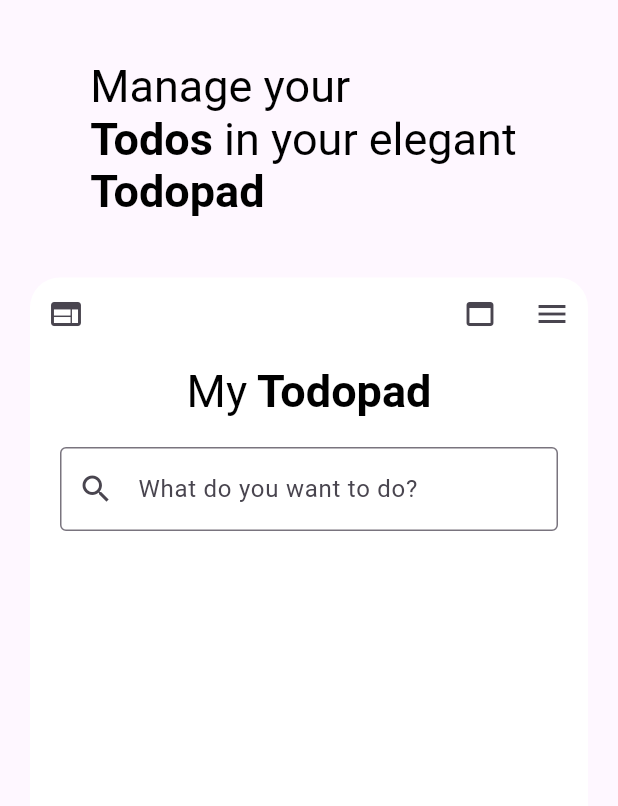
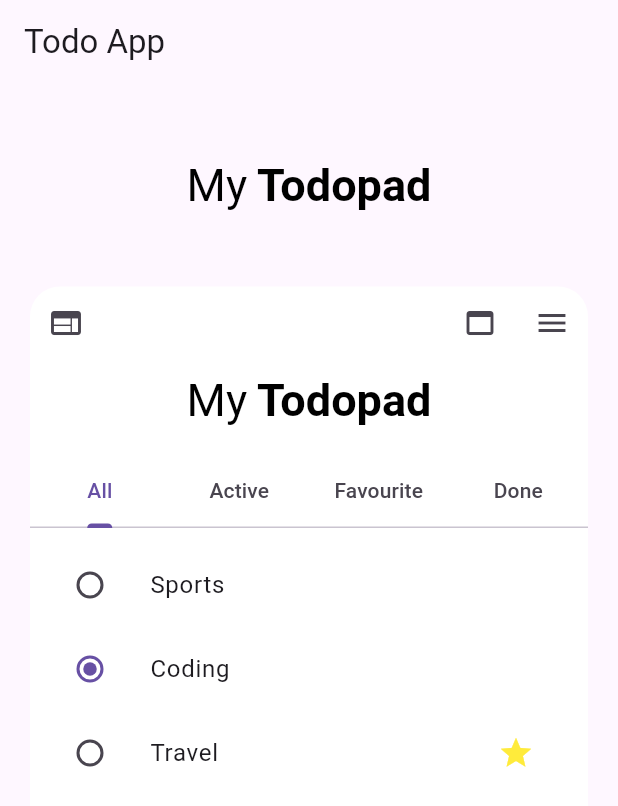
Before and after one commit to rajkc123/todoapp, a Flutter app: the screen it shows after launch, on a phone screen of 412 x 824 dp. Shown: the top 806 px of the screen. Run offline on Flutter 3.47's test engine with Material 3 defaults, Android fonts, the phone set to English and light mode, and no system bars; our stand-ins replace flutter_riverpod.

Commit message:
todo app

```diff
--- a/lib/app/app.dart
+++ b/lib/app/app.dart
@@ -1,14 +1,14 @@
 import 'package:flutter/material.dart';
+import 'package:flutter_riverpod/flutter_riverpod.dart';
+import '../screen/todo_screen.dart';
 
-import 'package:todo_app/screen/todo_screen.dart';
-
-class App extends StatelessWidget {
-  const App({super.key});
+class MyApp extends StatelessWidget {
+  const MyApp({super.key});
 
   @override
   Widget build(BuildContext context) {
     return MaterialApp(
-      title: 'Riverpod State Management',
+      title: 'Todo App',
       theme: ThemeData(
         primarySwatch: Colors.blue,
       ),
--- a/lib/controller/todo_controller.dart
+++ b/lib/controller/todo_controller.dart
@@ -1,19 +1,14 @@
 import 'package:flutter_riverpod/flutter_riverpod.dart';
 
-class Todo {
-  final String title;
-  final bool isCompleted;
-  final bool isPinned;
-
-  Todo({
-    required this.title,
-    this.isCompleted = false,
-    this.isPinned = false,
-  });
-}
+import '../model/todo_model.dart';
 
 class TodoNotifier extends StateNotifier<List<Todo>> {
-  TodoNotifier() : super([]);
+  TodoNotifier()
+      : super([
+          Todo(title: 'Sports'),
+          Todo(title: 'Coding', isCompleted: true),
+          Todo(title: 'Travel', isPinned: true),
+        ]);
 
   void addTodo(Todo todo) {
     state = [...state, todo];
@@ -22,28 +17,14 @@ class TodoNotifier extends StateNotifier<List<Todo>> {
   void updateTodoStatus(Todo todo, bool isCompleted) {
     state = [
       for (final t in state)
-        if (t == todo)
-          Todo(
-            title: t.title,
-            isCompleted: isCompleted,
-            isPinned: t.isPinned,
-          )
-        else
-          t,
+        if (t == todo) t.copyWith(isCompleted: isCompleted) else t,
     ];
   }
 
   void updatePinned(Todo todo) {
     state = [
       for (final t in state)
-        if (t == todo)
-          Todo(
-            title: t.title,
-            isCompleted: t.isCompleted,
-            isPinned: !t.isPinned,
-          )
-        else
-          t,
+        if (t == todo) t.copyWith(isPinned: !t.isPinned) else t,
     ];
   }
 }
--- a/lib/main.dart
+++ b/lib/main.dart
@@ -1,8 +1,11 @@
 import 'package:flutter/material.dart';
 import 'package:flutter_riverpod/flutter_riverpod.dart';
-import 'package:todo_app/app/app.dart';
+import 'app/app.dart';
 
 void main() {
-  runApp(const ProviderScope(
-    child: App()));
+  runApp(
+    const ProviderScope(
+      child: MyApp(),
+    ),
+  );
 }
--- a/lib/model/todo_model.dart
+++ b/lib/model/todo_model.dart
@@ -0,0 +1,23 @@
+class Todo {
+  final String title;
+  final bool isCompleted;
+  final bool isPinned;
+
+  Todo({
+    required this.title,
+    this.isCompleted = false,
+    this.isPinned = false,
+  });
+
+  Todo copyWith({
+    String? title,
+    bool? isCompleted,
+    bool? isPinned,
+  }) {
+    return Todo(
+      title: title ?? this.title,
+      isCompleted: isCompleted ?? this.isCompleted,
+      isPinned: isPinned ?? this.isPinned,
+    );
+  }
+}
--- a/lib/screen/todo_screen.dart
+++ b/lib/screen/todo_screen.dart
@@ -1,47 +1,46 @@
 import 'package:flutter/material.dart';
 import 'package:flutter_riverpod/flutter_riverpod.dart';
-
-// final remianingTodoProvider = StateProvider<int>((ref) {
-//   final todos = ref.watch(todoControllerProvider).todos;
-//   var remainingTodos = todos.where((element) => element.isCompleted).toList();
-//   return remainingTodos.length;
-// });
-
-// final allTodoProvider = StateProvider<TodoState>((ref) {
-//   final todos = ref.watch(todoControllerProvider).todos;
-//   return TodoState.initial().copyWith(todos: todos);
-// });
-
-// final pinnedTodoProvider = StateProvider<TodoState>((ref) {
-//   final todos = ref.watch(todoControllerProvider).todos;
-//   var pinnedTodos = todos.where((element) => element.isPinned).toList();
-//   return TodoState.initial().copyWith(todos: pinnedTodos);
-// });
-
-// final activeTodoProvider = StateProvider<TodoState>((ref) {
-//   final todos = ref.watch(todoControllerProvider).todos;
-//   var activeTodos = todos.where((element) => !element.isCompleted).toList();
-//   return TodoState.initial().copyWith(todos: activeTodos);
-// });
-
-// final completedTodoProvider = StateProvider<TodoState>((ref) {
-//   final todos = ref.watch(todoControllerProvider).todos;
-//   var completedTodos = todos.where((element) => element.isCompleted).toList();
-//   return TodoState.initial().copyWith(todos: completedTodos);
-// });
+import '../controller/todo_controller.dart';
+import '../model/todo_model.dart';
 
 class TodoScreen extends ConsumerStatefulWidget {
   const TodoScreen({super.key});
 
   @override
-  ConsumerState<ConsumerStatefulWidget> createState() => _TodoScreenState();
+  ConsumerState<TodoScreen> createState() => _TodoScreenState();
 }
 
-class _TodoScreenState extends ConsumerState<TodoScreen> {
+class _TodoScreenState extends ConsumerState<TodoScreen> with TickerProviderStateMixin {
+  late final TabController _tabController;
+
+  @override
+  void initState() {
+    super.initState();
+    _tabController = TabController(length: 4, vsync: this);
+  }
+
+  @override
+  void dispose() {
+    _tabController.dispose();
+    super.dispose();
+  }
+
   @override
   Widget build(BuildContext context) {
+    final todos = ref.watch(filteredTodosProvider);
+    final isLoading = ref.watch(todoControllerProvider).isEmpty;
+
+    if (isLoading) {
+      return const Center(
+        child: CircularProgressIndicator(),
+      );
+    } else {
       return Scaffold(
-      body: Column(
+        appBar: AppBar(
+          title: const Text('Todo App'),
+        ),
+        body: SizedBox.expand(
+          child: Column(
             mainAxisSize: MainAxisSize.max,
             children: [
               const SizedBox(height: 40),
@@ -63,15 +62,26 @@ class _TodoScreenState extends ConsumerState<TodoScreen> {
                         const TopRow(),
                         const Header(),
                         Padding(
-                      padding: const EdgeInsets.symmetric(
-                        horizontal: 20,
-                        vertical: 10,
+                          padding: const EdgeInsets.symmetric(vertical: 10),
+                          child: TabBar(
+                            controller: _tabController,
+                            tabs: const [
+                              Tab(text: 'All'),
+                              Tab(text: 'Active'),
+                              Tab(text: 'Favourite'),
+                              Tab(text: 'Done'),
+                            ],
+                            onTap: (index) {
+                              ref.read(todoFilterProvider.notifier).state = TodoFilter.values[index];
+                            },
                           ),
-                      child: TextFormField(
-                        decoration: const InputDecoration(
-                          prefixIcon: Icon(Icons.search),
-                          labelText: 'What do you want to do?',
-                          border: OutlineInputBorder(),
+                        ),
+                        Expanded(
+                          child: TabBarView(
+                            controller: _tabController,
+                            children: List.generate(
+                              4,
+                              (index) => TodoList(todos: todos),
                             ),
                           ),
                         ),
@@ -82,127 +92,87 @@ class _TodoScreenState extends ConsumerState<TodoScreen> {
               ),
             ],
           ),
+        ),
+      );
+    }
+  }
+}
+
+class TodoList extends ConsumerWidget {
+  final List<Todo> todos;
+
+  const TodoList({super.key, required this.todos});
+
+  @override
+  Widget build(BuildContext context, WidgetRef ref) {
+    return ListView.builder(
+      itemCount: todos.length,
+      itemBuilder: (context, index) {
+        final todo = todos[index];
+        return ListTile(
+          leading: Radio(
+            value: todo.isCompleted,
+            groupValue: true,
+            onChanged: (value) {
+              ref.read(todoControllerProvider.notifier).updateTodoStatus(todo, !todo.isCompleted);
+            },
+          ),
+          title: Text(todo.title),
+          trailing: IconButton(
+            onPressed: () {
+              ref.read(todoControllerProvider.notifier).updatePinned(todo);
+            },
+            icon: Icon(Icons.star, color: todo.isPinned ? Colors.yellow : Colors.white),
+          ),
+        );
+      },
     );
   }
 }
 
-//header widget
-
 class HeaderWidget extends StatelessWidget {
-  const HeaderWidget({
-    super.key,
-  });
-
-  @override
-  Widget build(BuildContext context) {
-    return RichText(
-      text: const TextSpan(
-        text: 'Manage your \n',
-        style: TextStyle(fontSize: 30, color: Colors.black),
-        children: [
-          TextSpan(
-            text: 'Todos',
-            style: TextStyle(
-              fontSize: 30,
-              fontWeight: FontWeight.bold,
-            ),
-          ),
-          TextSpan(
-            text: ' in your elegant \n',
-            style: TextStyle(
-              fontSize: 30,
-            ),
-          ),
-          TextSpan(
-            text: 'Todopad',
-            style: TextStyle(
-              fontSize: 30,
-              fontWeight: FontWeight.bold,
-            ),
-          ),
-        ],
-      ),
-    );
-  }
-}
-
-// class CommonTodo extends ConsumerWidget {
-//   const CommonTodo(this.todoProvider, {super.key});
-
-//   final StateProvider todoProvider;
-
-//   @override
-//   Widget build(BuildContext context, WidgetRef ref) {
-//     final todos = ref.watch(todoProvider);
-//     return ListView.separated(
-//       separatorBuilder: (context, index) => const SizedBox(height: 10),
-//       itemCount: todos.todos.length,
-//       itemBuilder: (context, index) {
-//         return Container(
-//           decoration: BoxDecoration(
-//             color: Colors.grey,
-//             borderRadius: BorderRadius.circular(8),
-//           ),
-//           height: 70,
-//           child: InkWell(
-//             onTap: () {
-//               ref
-//                   .read(todoControllerProvider.notifier)
-//                   .updateTodo(todos.todos[index]);
-//             },
-//             child: ListTile(
-//               leading: Radio(
-//                 value: todos.todos[index].isCompleted,
-//                 groupValue: true,
-//                 onChanged: (value) {},
-//               ),
-//               title: Text(todos.todos[index].title),
-//               trailing: IconButton(
-//                 onPressed: () {
-//                   ref
-//                       .read(todoControllerProvider.notifier)
-//                       .updatePinned(todos.todos[index]);
-//                 },
-//                 icon: Icon(Icons.star,
-//                     color: todos.todos[index].isPinned
-//                         ? Colors.yellow
-//                         : Colors.white),
-//               ),
-//             ),
-//           ),
-//         );
-//       },
-//     );
-//   }
-// }
-
-class Header extends StatelessWidget {
-  const Header({
-    super.key,
-  });
+  const HeaderWidget({super.key});
 
   @override
   Widget build(BuildContext context) {
     return Align(
       alignment: Alignment.center,
       child: Padding(
-        padding: const EdgeInsets.symmetric(
-          horizontal: 20,
-          vertical: 10,
-        ),
+        padding: const EdgeInsets.symmetric(horizontal: 20, vertical: 10),
         child: RichText(
           text: const TextSpan(
             text: 'My',
-            style: TextStyle(
-              color: Colors.black,
-              fontSize: 30,
-            ),
+            style: TextStyle(color: Colors.black, fontSize: 30),
             children: [
               TextSpan(
                 text: ' Todopad',
-                style: TextStyle(
-                  fontWeight: FontWeight.bold,
+                style: TextStyle(fontWeight: FontWeight.bold),
               ),
+            ],
+          ),
+        ),
+      ),
+    );
+  }
+}
+
+class Header extends StatelessWidget {
+  const Header({super.key});
+
+  @override
+  Widget build(BuildContext context) {
+    return Align(
+      alignment: Alignment.center,
+      child: Padding(
+        padding: const EdgeInsets.symmetric(horizontal: 20, vertical: 10),
+        child: RichText(
+          text: const TextSpan(
+            text: 'My',
+            style: TextStyle(color: Colors.black, fontSize: 30),
+            children: [
+              TextSpan(
+                text: ' Todopad',
+                style: TextStyle(fontWeight: FontWeight.bold),
               ),
             ],
           ),
@@ -213,9 +183,7 @@ class Header extends StatelessWidget {
 }
 
 class TopRow extends StatelessWidget {
-  const TopRow({
-    super.key,
-  });
+  const TopRow({super.key});
 
   @override
   Widget build(BuildContext context) {
```
Lines whose indentation alone changed are shown as unchanged.
